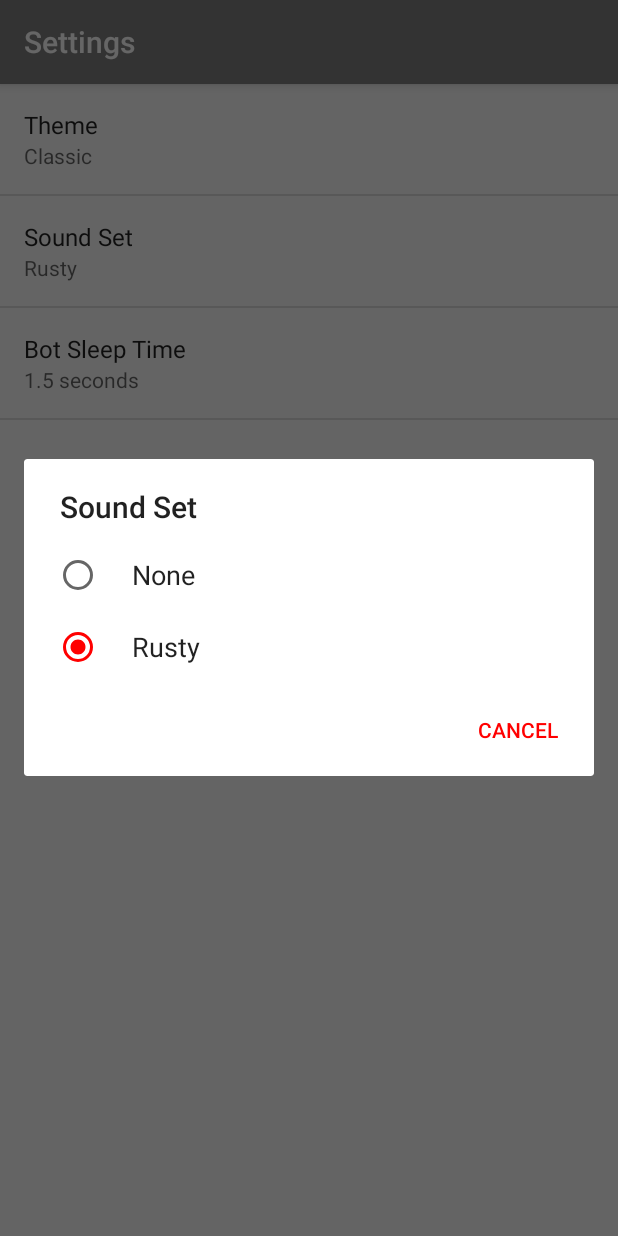
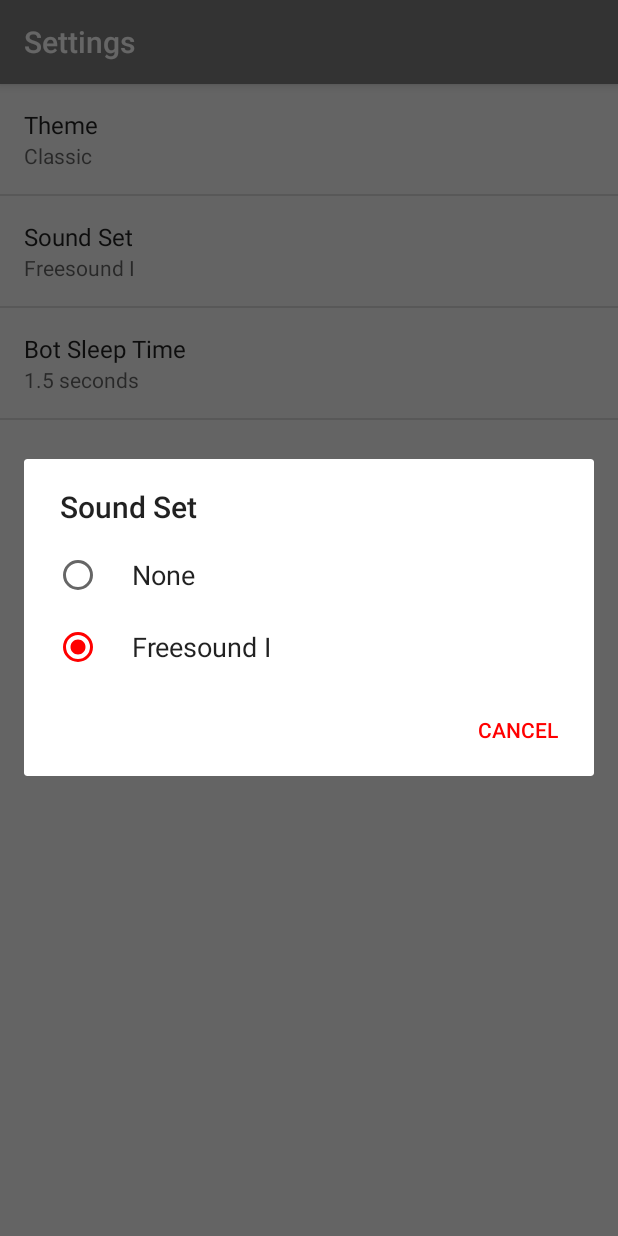
Before and after one commit to kuhrusty/Micropulease, an Android app: the SettingsActivity screen opened directly, with no data from a screen before it, after a tap on "Sound Set", on a phone screen of 412 x 824 dp. Run offline under Robolectric (Android 15) with nearby library versions, the phone set to English and light mode, and no system bars.

Commit message:
Issue #21: add better sounds.

```diff
--- a/app/src/main/java/com/kuhrusty/micropul/PlayGameActivity.java
+++ b/app/src/main/java/com/kuhrusty/micropul/PlayGameActivity.java
@@ -577,7 +577,8 @@ Player switchingToPlayer = ((currentPlayer == Owner.P1) && (game.getPlayer2() !=
                 Log.e(LOGBIT, "got NumberFormatException", nfe);
             }
 
-            String soundSet = sp.getString("PREF_SOUND", null);
+            String soundSet = sp.getString("PREF_SOUND",
+                    getString(R.string.pref_sound_set_dflt));
             if ((soundSet != null) && soundSet.equals("none")) soundSet = null;
             if (soundSet != null) {
                 tilePlayedSoundID = getSoundID(soundSet, "tile_played");
--- a/app/src/main/res/values/strings.xml
+++ b/app/src/main/res/values/strings.xml
@@ -58,13 +58,13 @@
     <string name="pref_sound_set_label">Sound Set</string>
     <string-array name="sound_set_ids">
         <item>none</item>
-        <item>rusty</item>
+        <item>freesound1</item>
     </string-array>
     <string-array name="sound_set_labels">
         <item>None</item>
-        <item>Rusty</item>
+        <item>Freesound I</item>
     </string-array>
-    <string name="pref_sound_set_dflt">rusty</string>
+    <string name="pref_sound_set_dflt">freesound1</string>
 
     <string name="pref_bot_sleep_label">Bot Sleep Time</string>
     <string-array name="bot_sleep_values">
```
Also changed, not shown: 10 other files.
